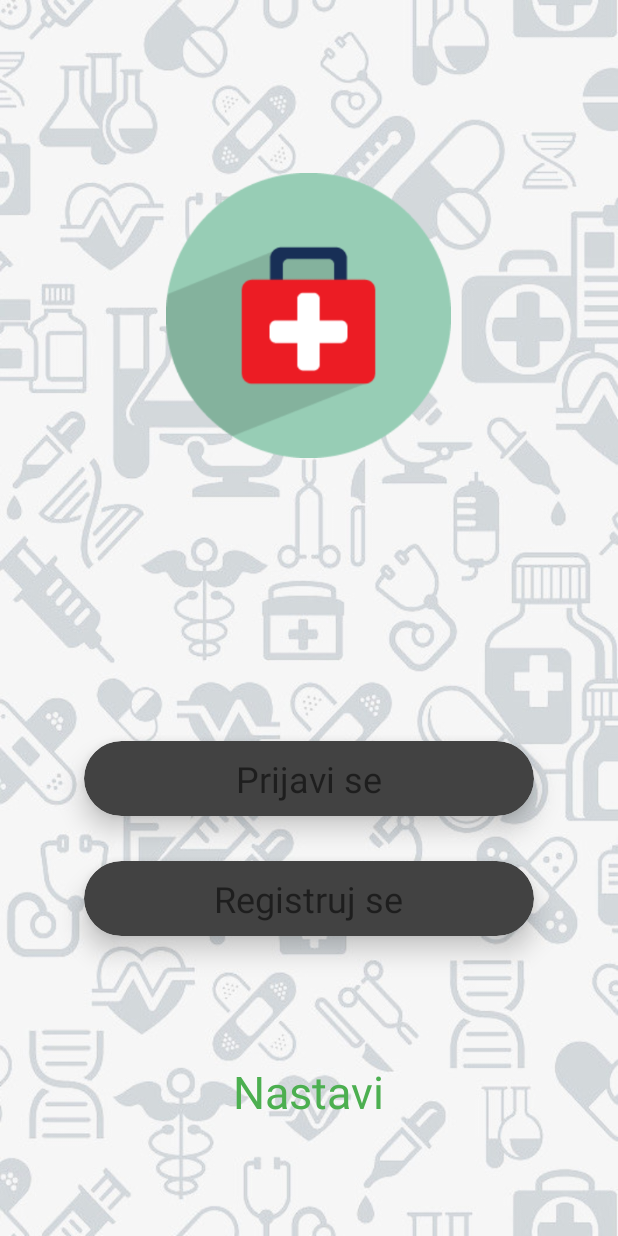
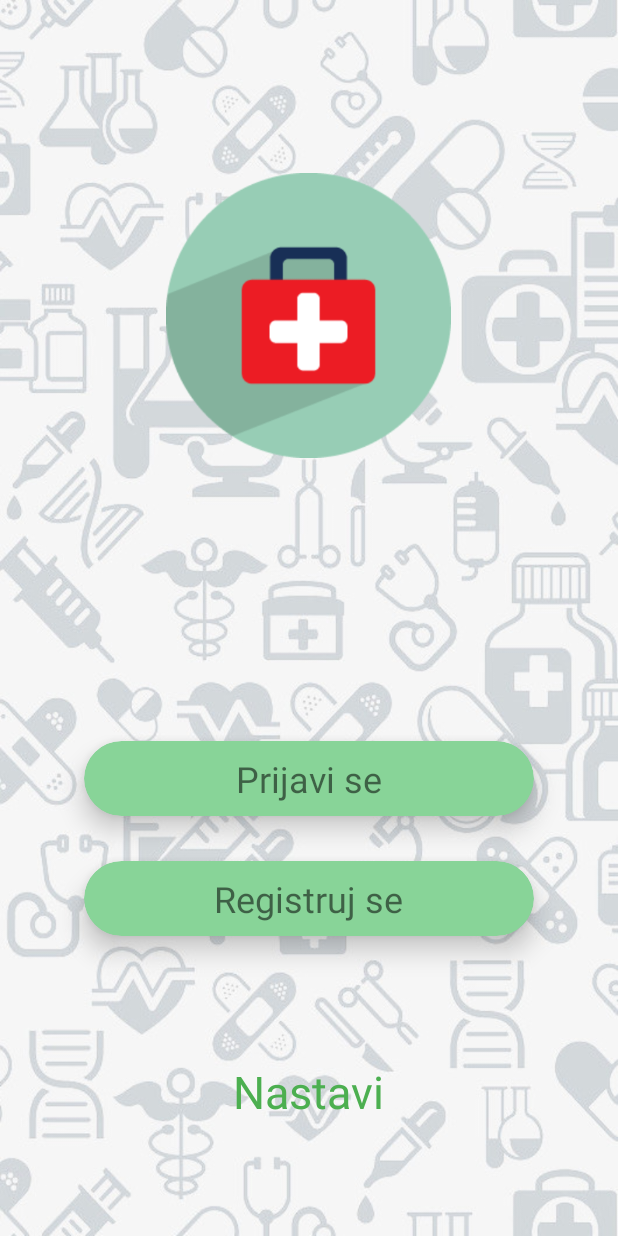
Before and after one commit to teodorabenic/Med2Go, an Android app: the screen it shows after launch (MainActivity), on a phone screen of 412 x 824 dp. Run offline under Robolectric (Android 15) with nearby library versions, the phone set to English and light mode, and no system bars.

Commit message:
Promijenjena odvratna boja dugmadi :)

```diff
--- a/app/src/main/res/layout/prvastrana.xml
+++ b/app/src/main/res/layout/prvastrana.xml
@@ -23,7 +23,7 @@
         android:layout_alignParentBottom="true"
         android:layout_centerHorizontal="true"
         android:layout_marginBottom="280dp"
-        app:cardBackgroundColor="@color/cardview_dark_background"
+        app:cardBackgroundColor="#88D498"
         app:cardCornerRadius="25dp"
 
         app:cardElevation="10dp">
@@ -50,7 +50,7 @@
         android:layout_alignParentBottom="true"
         android:layout_centerHorizontal="true"
         android:layout_marginBottom="200dp"
-        app:cardBackgroundColor="@color/cardview_dark_background"
+        app:cardBackgroundColor="#88D498"
         app:cardCornerRadius="25dp"
         app:cardElevation="10dp">
 
```
